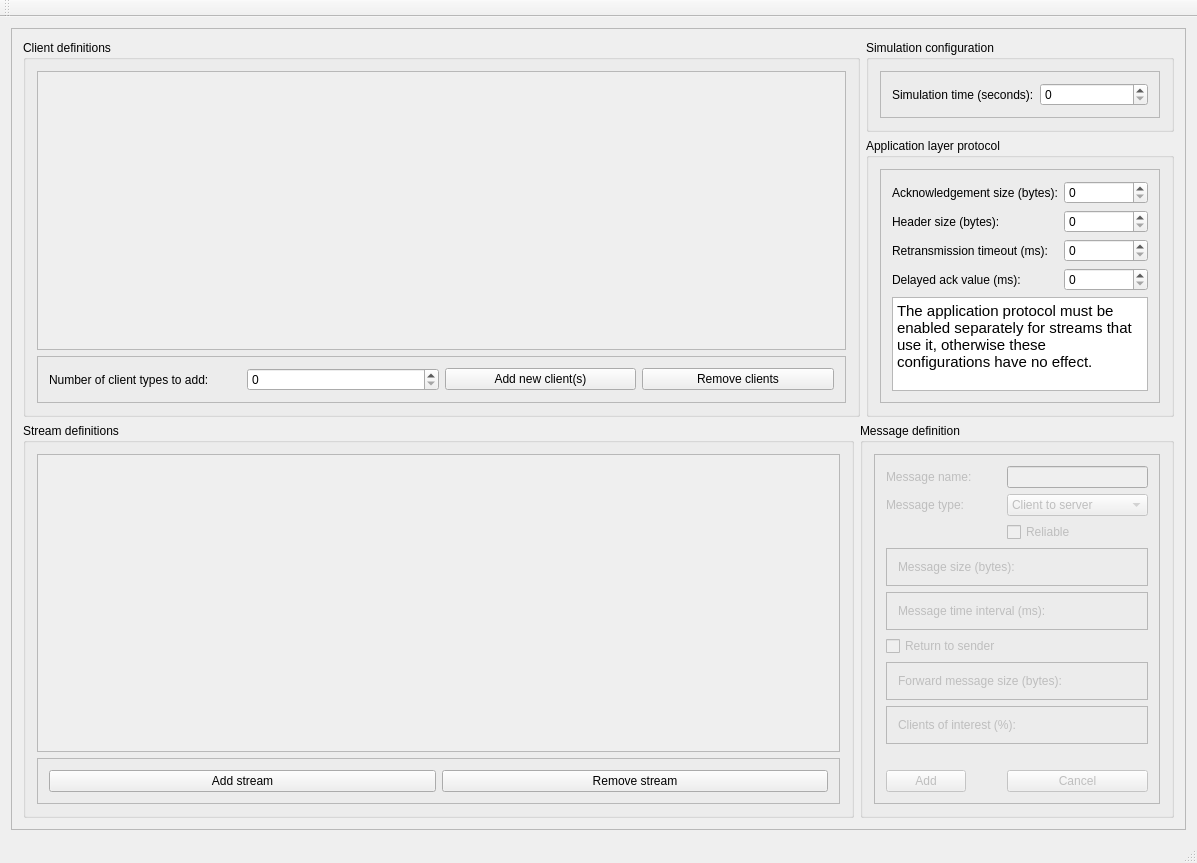
This is GUI/mainwindow.ui in Chiru/NVE_Simulation as Qt 5 draws it before an edit. The edited form follows.
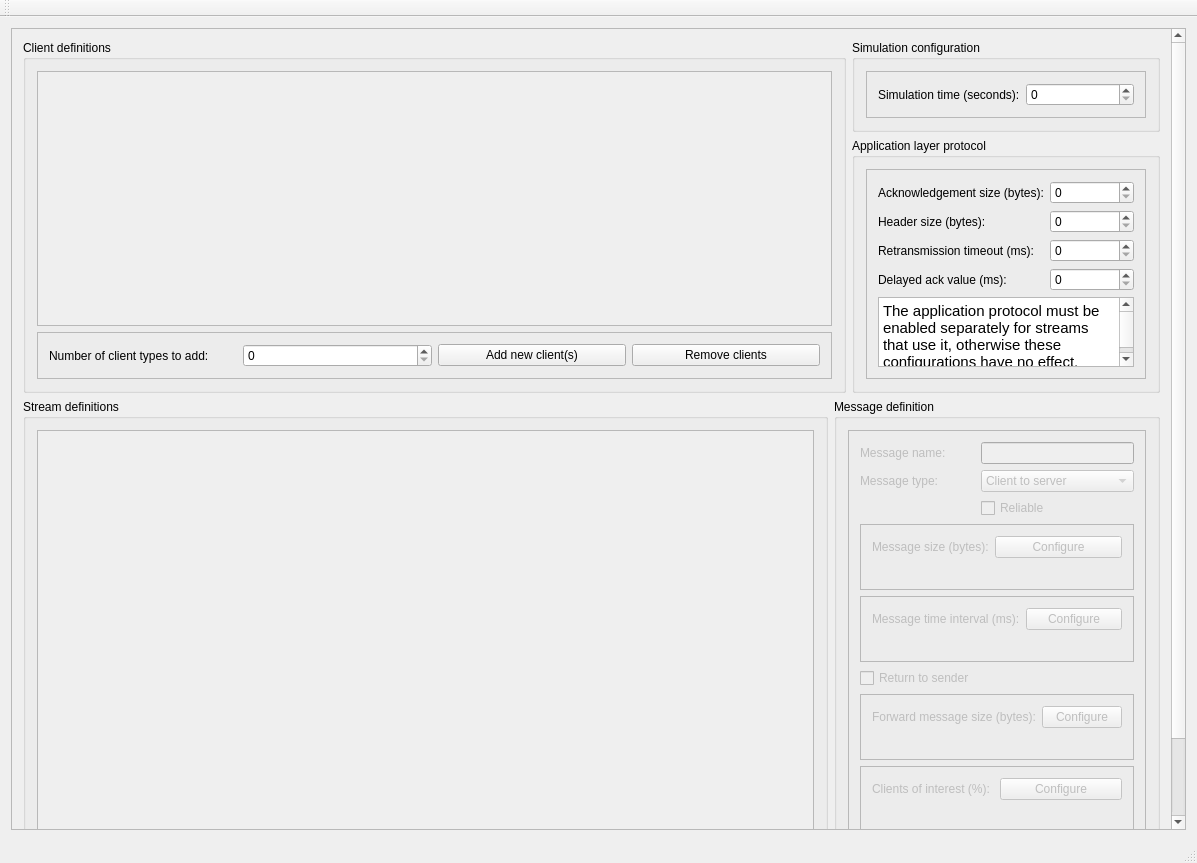
This is the edited form.

Commit message: Modified message configuration functionality and added buttons to add probability distribution configurations.

What changed in the file:
```diff
--- a/GUI/mainwindow.ui
+++ b/GUI/mainwindow.ui
@@ -30,9 +30,9 @@
        <property name="geometry">
         <rect>
          <x>0</x>
-         <y>0</y>
+         <y>-134</y>
          <width>1161</width>
-         <height>785</height>
+         <height>917</height>
         </rect>
        </property>
        <layout class="QGridLayout" name="gridLayout_5">
@@ -253,8 +253,8 @@
                <rect>
                 <x>0</x>
                 <y>0</y>
-                <width>768</width>
-                <height>315</height>
+                <width>750</width>
+                <height>447</height>
                </rect>
               </property>
              </widget>
@@ -382,31 +382,6 @@
                 </property>
                </widget>
               </item>
-              <item row="4" column="0" colspan="2">
-               <widget class="QFrame" name="frame_4">
-                <property name="frameShape">
-                 <enum>QFrame::StyledPanel</enum>
-                </property>
-                <property name="frameShadow">
-                 <enum>QFrame::Raised</enum>
-                </property>
-                <layout class="QHBoxLayout" name="horizontalLayout_3">
-                 <item>
-                  <widget class="QLabel" name="message_size">
-                   <property name="enabled">
-                    <bool>false</bool>
-                   </property>
-                   <property name="toolTip">
-                    <string>Message size definition in bytes.</string>
-                   </property>
-                   <property name="text">
-                    <string>Message size (bytes):</string>
-                   </property>
-                  </widget>
-                 </item>
-                </layout>
-               </widget>
-              </item>
               <item row="5" column="0" colspan="2">
                <widget class="QFrame" name="frame_5">
                 <property name="toolTip">
@@ -418,8 +393,8 @@
                 <property name="frameShadow">
                  <enum>QFrame::Raised</enum>
                 </property>
-                <layout class="QVBoxLayout" name="verticalLayout_7">
-                 <item>
+                <layout class="QFormLayout" name="formLayout_3">
+                 <item row="0" column="0">
                   <widget class="QLabel" name="message_timeInterval">
                    <property name="enabled">
                     <bool>false</bool>
@@ -429,6 +404,20 @@
                    </property>
                   </widget>
                  </item>
+                 <item row="0" column="1">
+                  <widget class="QPushButton" name="message_configTimeInterval">
+                   <property name="text">
+                    <string>Configure</string>
+                   </property>
+                  </widget>
+                 </item>
+                 <item row="1" column="0" colspan="2">
+                  <widget class="QLabel" name="label_8">
+                   <property name="text">
+                    <string/>
+                   </property>
+                  </widget>
+                 </item>
                 </layout>
                </widget>
               </item>
@@ -456,8 +445,8 @@
                 <property name="frameShadow">
                  <enum>QFrame::Raised</enum>
                 </property>
-                <layout class="QVBoxLayout" name="verticalLayout_5">
-                 <item>
+                <layout class="QGridLayout" name="gridLayout_4">
+                 <item row="0" column="0">
                   <widget class="QLabel" name="message_forwardMessageSize">
                    <property name="enabled">
                     <bool>false</bool>
@@ -467,6 +456,20 @@
                    </property>
                   </widget>
                  </item>
+                 <item row="0" column="1">
+                  <widget class="QPushButton" name="message_configForwardMessageSize">
+                   <property name="text">
+                    <string>Configure</string>
+                   </property>
+                  </widget>
+                 </item>
+                 <item row="1" column="0" colspan="2">
+                  <widget class="QLabel" name="label_9">
+                   <property name="text">
+                    <string/>
+                   </property>
+                  </widget>
+                 </item>
                 </layout>
                </widget>
               </item>
@@ -481,8 +484,8 @@
                 <property name="frameShadow">
                  <enum>QFrame::Raised</enum>
                 </property>
-                <layout class="QVBoxLayout" name="verticalLayout_6">
-                 <item>
+                <layout class="QGridLayout" name="gridLayout_6">
+                 <item row="0" column="0">
                   <widget class="QLabel" name="message_clientsOfInterest">
                    <property name="enabled">
                     <bool>false</bool>
@@ -495,6 +498,20 @@
                    </property>
                   </widget>
                  </item>
+                 <item row="0" column="1">
+                  <widget class="QPushButton" name="message_configClientsOfInterest">
+                   <property name="text">
+                    <string>Configure</string>
+                   </property>
+                  </widget>
+                 </item>
+                 <item row="1" column="0" colspan="2">
+                  <widget class="QLabel" name="label_10">
+                   <property name="text">
+                    <string/>
+                   </property>
+                  </widget>
+                 </item>
                 </layout>
                </widget>
               </item>
@@ -504,7 +521,7 @@
                  <bool>false</bool>
                 </property>
                 <property name="text">
-                 <string>Add</string>
+                 <string>Ok</string>
                 </property>
                </widget>
               </item>
@@ -937,6 +954,48 @@
                 </property>
                </widget>
               </item>
+              <item row="4" column="0" colspan="2">
+               <widget class="QFrame" name="message_sizeFrame">
+                <property name="toolTip">
+                 <string>Message size definition in bytes.</string>
+                </property>
+                <property name="frameShape">
+                 <enum>QFrame::StyledPanel</enum>
+                </property>
+                <property name="frameShadow">
+                 <enum>QFrame::Raised</enum>
+                </property>
+                <layout class="QFormLayout" name="formLayout_2">
+                 <item row="0" column="0">
+                  <widget class="QLabel" name="message_size">
+                   <property name="enabled">
+                    <bool>false</bool>
+                   </property>
+                   <property name="toolTip">
+                    <string/>
+                   </property>
+                   <property name="text">
+                    <string>Message size (bytes):</string>
+                   </property>
+                  </widget>
+                 </item>
+                 <item row="0" column="1">
+                  <widget class="QPushButton" name="message_configMessageSize">
+                   <property name="text">
+                    <string>Configure</string>
+                   </property>
+                  </widget>
+                 </item>
+                 <item row="1" column="0" colspan="2">
+                  <widget class="QLabel" name="label_7">
+                   <property name="text">
+                    <string/>
+                   </property>
+                  </widget>
+                 </item>
+                </layout>
+               </widget>
+              </item>
              </layout>
             </widget>
            </item>
```
Left out of the diff: 11 changed lines with no effect on the pictures. The commit also changes 1 other file.
